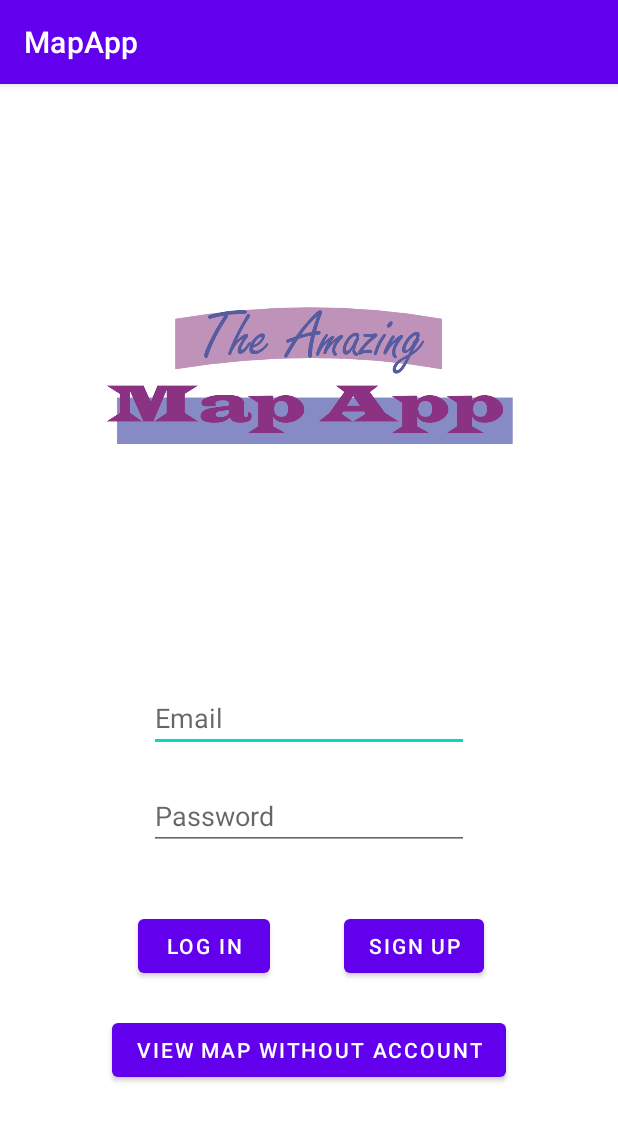
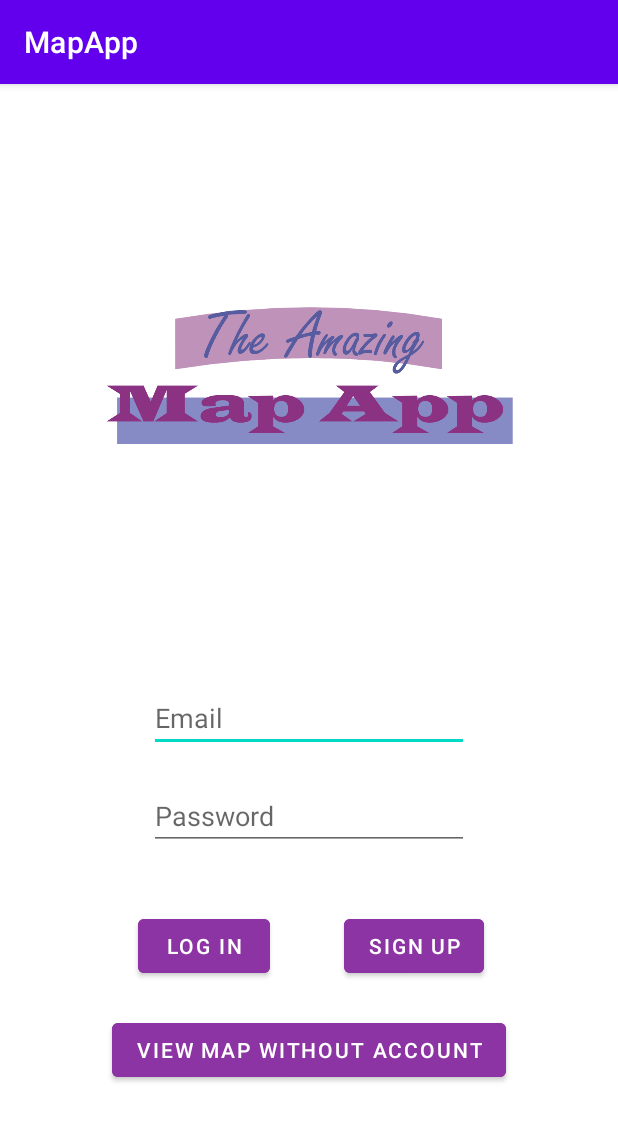
Before and after one commit to Viktorjb/MapApp, an Android app: the screen it shows after launch (MainActivity), on a phone screen of 412 x 824 dp. Shown: the top 1121 px of the screen. Run offline under Robolectric (Android 15) with nearby library versions, the phone set to English and light mode, and no system bars; our stand-ins replace Firebase (no records; nobody signed in at launch, a user with empty details on screens opened directly).

```diff
--- a/app/src/main/res/layout/activity_main.xml
+++ b/app/src/main/res/layout/activity_main.xml
@@ -35,6 +35,7 @@
         android:layout_height="wrap_content"
         android:layout_marginTop="40dp"
         android:layout_marginEnd="140dp"
+        android:backgroundTint="#8D34A5"
         android:text="Log in"
         app:layout_constraintEnd_toEndOf="parent"
         app:layout_constraintStart_toStartOf="parent"
@@ -46,6 +47,7 @@
         android:layout_height="wrap_content"
         android:layout_marginStart="140dp"
         android:layout_marginTop="40dp"
+        android:backgroundTint="#8D34A5"
         android:text="Sign up"
         app:layout_constraintEnd_toEndOf="parent"
         app:layout_constraintStart_toStartOf="parent"
@@ -56,6 +58,7 @@
         android:layout_width="wrap_content"
         android:layout_height="wrap_content"
         android:layout_marginBottom="100dp"
+        android:backgroundTint="#8D34A5"
         android:text="View map without account"
         app:layout_constraintBottom_toBottomOf="parent"
         app:layout_constraintEnd_toEndOf="parent"
```
